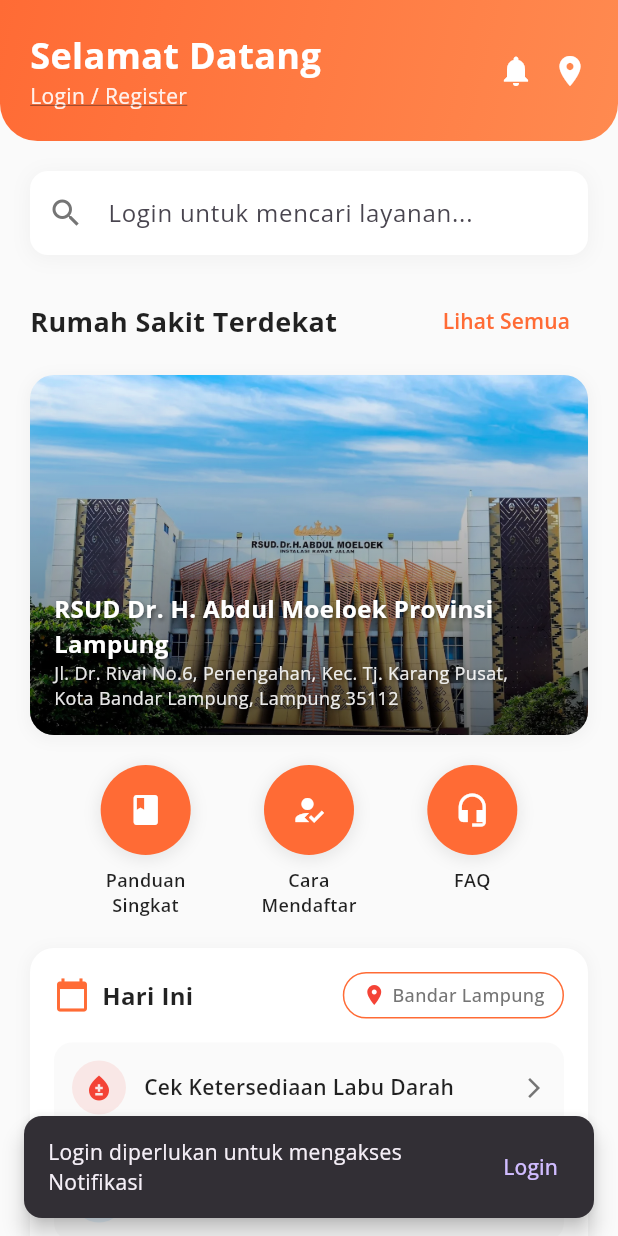
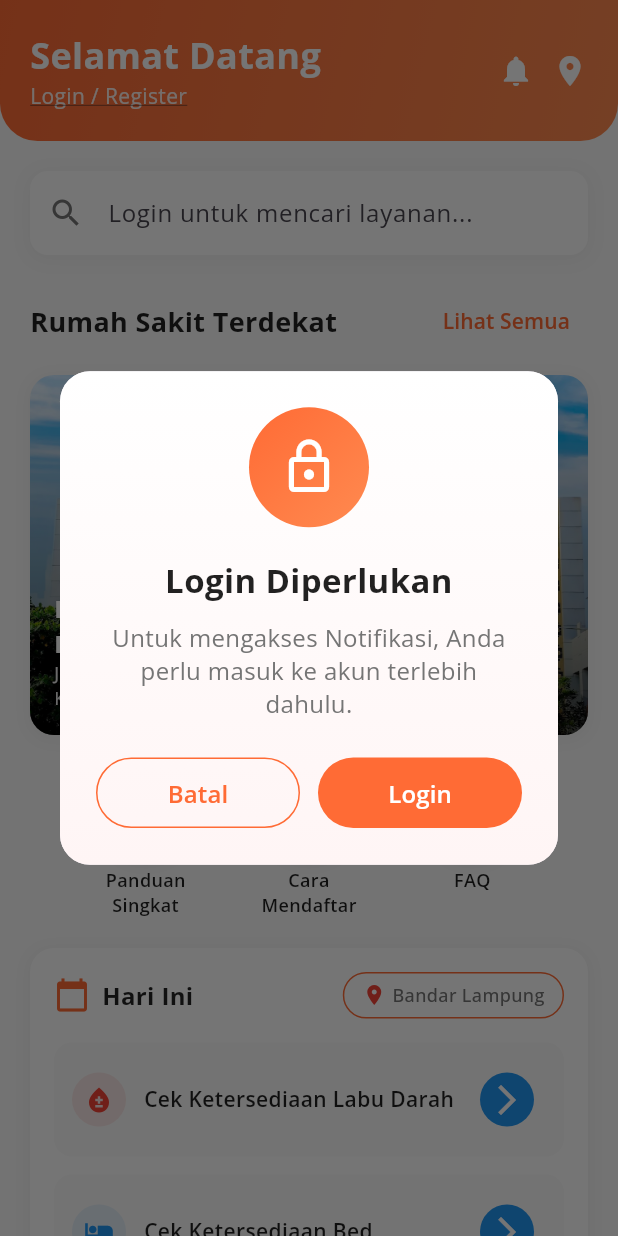
Before and after one commit to Kafabi0/yaa, a Flutter app: the HealthAppHomePage screen opened directly, after a tap on the "notifications" icon, on a phone screen of 412 x 824 dp. Run offline on Flutter 3.47's test engine with Material 3 defaults, Android fonts, the phone set to English and light mode, and no system bars; our stand-ins replace concentric_transition, curved_navigation_bar, fl_chart, flutter_local_notifications, font_awesome_flutter, google_fonts and 10 more; missing offline and left inert: excel, external_path, mobile_scanner; accounts and stored records are empty.

Commit message:
popup akses

```diff
--- a/lib/screens/home_screen.dart
+++ b/lib/screens/home_screen.dart
@@ -66,17 +66,137 @@
 
   // Method baru untuk menampilkan prompt login diperlukan
   void _showLoginRequired(String feature) {
-    ScaffoldMessenger.of(context).showSnackBar(
-      SnackBar(
-        content: Text('Login diperlukan untuk mengakses $feature'),
-        action: SnackBarAction(label: 'Login', onPressed: _navigateToLogin),
-        duration: const Duration(seconds: 3),
-        behavior: SnackBarBehavior.floating,
-        margin: const EdgeInsets.symmetric(horizontal: 16, vertical: 12),
-        shape: RoundedRectangleBorder(borderRadius: BorderRadius.circular(12)),
-      ),
-    );
-  }
+  showDialog(
+    context: context,
+    barrierDismissible: true,
+    builder: (BuildContext context) {
+      return Dialog(
+        shape: RoundedRectangleBorder(
+          borderRadius: BorderRadius.circular(20),
+        ),
+        elevation: 16,
+        child: Container(
+          padding: const EdgeInsets.all(24),
+          decoration: BoxDecoration(
+            borderRadius: BorderRadius.circular(20),
+            gradient: LinearGradient(
+              colors: [Colors.white, Color(0xFFFFF5F5)],
+              begin: Alignment.topCenter,
+              end: Alignment.bottomCenter,
+            ),
+          ),
+          child: Column(
+            mainAxisSize: MainAxisSize.min,
+            children: [
+              // Icon
+              Container(
+                width: 80,
+                height: 80,
+                decoration: BoxDecoration(
+                  shape: BoxShape.circle,
+                  gradient: LinearGradient(
+                    colors: [Color(0xFFFF6B35), Color(0xFFFF8A50)],
+                    begin: Alignment.topLeft,
+                    end: Alignment.bottomRight,
+                  ),
+                ),
+                child: Icon(
+                  Icons.lock_outline,
+                  color: Colors.white,
+                  size: 40,
+                ),
+              ),
+
+              const SizedBox(height: 20),
+
+              // Title
+              Text(
+                'Login Diperlukan',
+                style: TextStyle(
+                  fontSize: 22,
+                  fontWeight: FontWeight.bold,
+                  color: Colors.black87,
+                ),
+                textAlign: TextAlign.center,
+              ),
+
+              const SizedBox(height: 12),
+
+              // Description
+              Text(
+                'Untuk mengakses $feature, Anda perlu masuk ke akun terlebih dahulu.',
+                style: TextStyle(
+                  fontSize: 16,
+                  color: Colors.grey[600],
+                  height: 1.4,
+                ),
+                textAlign: TextAlign.center,
+              ),
+
+              const SizedBox(height: 24),
+
+              // Buttons
+              Row(
+                children: [
+                  // Batal button
+                  Expanded(
+                    child: OutlinedButton(
+                      onPressed: () => Navigator.pop(context),
+                      style: OutlinedButton.styleFrom(
+                        foregroundColor: Color(0xFFFF6B35),
+                        side: BorderSide(color: Color(0xFFFF6B35)),
+                        shape: RoundedRectangleBorder(
+                          borderRadius: BorderRadius.circular(25),
+                        ),
+                        padding: EdgeInsets.symmetric(vertical: 12),
+                      ),
+                      child: Text(
+                        'Batal',
+                        style: TextStyle(
+                          fontSize: 16,
+                          fontWeight: FontWeight.w600,
+                        ),
+                      ),
+                    ),
+                  ),
+
+                  const SizedBox(width: 12),
+
+                  // Login button
+                  Expanded(
+                    child: ElevatedButton(
+                      onPressed: () {
+                        Navigator.pop(context); // Close modal
+                        _navigateToLogin(); // Navigate to login
+                      },
+                      style: ElevatedButton.styleFrom(
+                        backgroundColor: Color(0xFFFF6B35),
+                        foregroundColor: Colors.white,
+                        elevation: 0,
+                        shape: RoundedRectangleBorder(
+                          borderRadius: BorderRadius.circular(25),
+                        ),
+                        padding: EdgeInsets.symmetric(vertical: 12),
+                      ),
+                      child: Text(
+                        'Login',
+                        style: TextStyle(
+                          fontSize: 16,
+                          fontWeight: FontWeight.w600,
+                        ),
+                      ),
+                    ),
+                  ),
+                ],
+              ),
+            ],
+          ),
+        ),
+      );
+    },
+  );
+}
+
 
   @override
   Widget build(BuildContext context) {
@@ -553,7 +673,21 @@
                 ),
               ),
             ),
-            Icon(Icons.arrow_forward_ios, size: 16, color: Colors.grey[600]),
+            IconButton(
+              onPressed: onTap,
+              icon: Container(
+                padding: const EdgeInsets.all(6),
+                decoration: BoxDecoration(
+                  color: Colors.blue,
+                  shape: BoxShape.circle,
+                ),
+                child: const Icon(
+                  Icons.arrow_forward_ios,
+                  size: 24,
+                  color: Colors.white,
+                ),
+              )
+            ),
           ],
         ),
       ),
```
